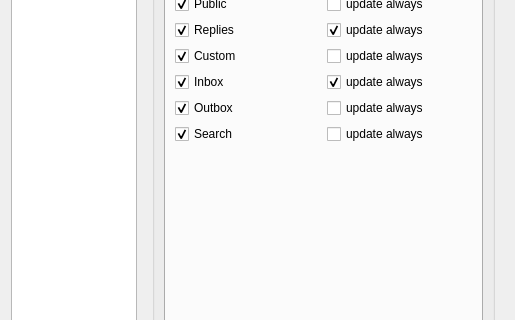
Old version of the form branches/code-review/src/OptionsDialog.ui in the repository asolfre/qwit; both pictures show x 0 to 515 and y 116 to 436 of the 515 by 541 pixel window.
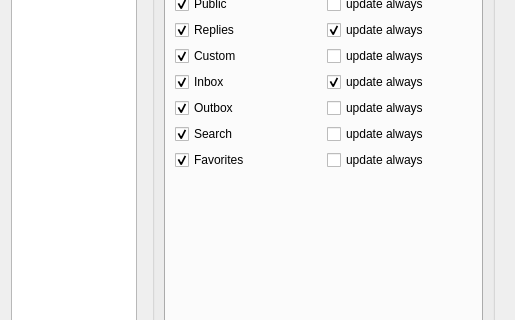
New version of the form. The open tabs and pages were chosen to show the change.

Patch:
```diff
--- a/branches/code-review/src/OptionsDialog.ui
+++ b/branches/code-review/src/OptionsDialog.ui
@@ -373,8 +373,29 @@
                      </layout>
                     </item>
                     <item>
-                     <spacer name="verticalSpacer_3" >
-                      <property name="orientation" >
+                     <layout class="QHBoxLayout" name="horizontalLayout_11">
+                      <item>
+                       <widget class="QCheckBox" name="favoritesTabCheckBox">
+                        <property name="text">
+                         <string>Favorites</string>
+                        </property>
+                        <property name="checked">
+                         <bool>true</bool>
+                        </property>
+                       </widget>
+                      </item>
+                      <item>
+                       <widget class="QCheckBox" name="favoritesTabUpdateAlwaysCheckBox">
+                        <property name="text">
+                         <string>update always</string>
+                        </property>
+                       </widget>
+                      </item>
+                     </layout>
+                    </item>
+                    <item>
+                     <spacer name="verticalSpacer_3">
+                      <property name="orientation">
                        <enum>Qt::Vertical</enum>
                       </property>
                       <property name="sizeHint" stdset="0" >
```
Left out of the diff: 433 changed lines with no effect on the pictures.
